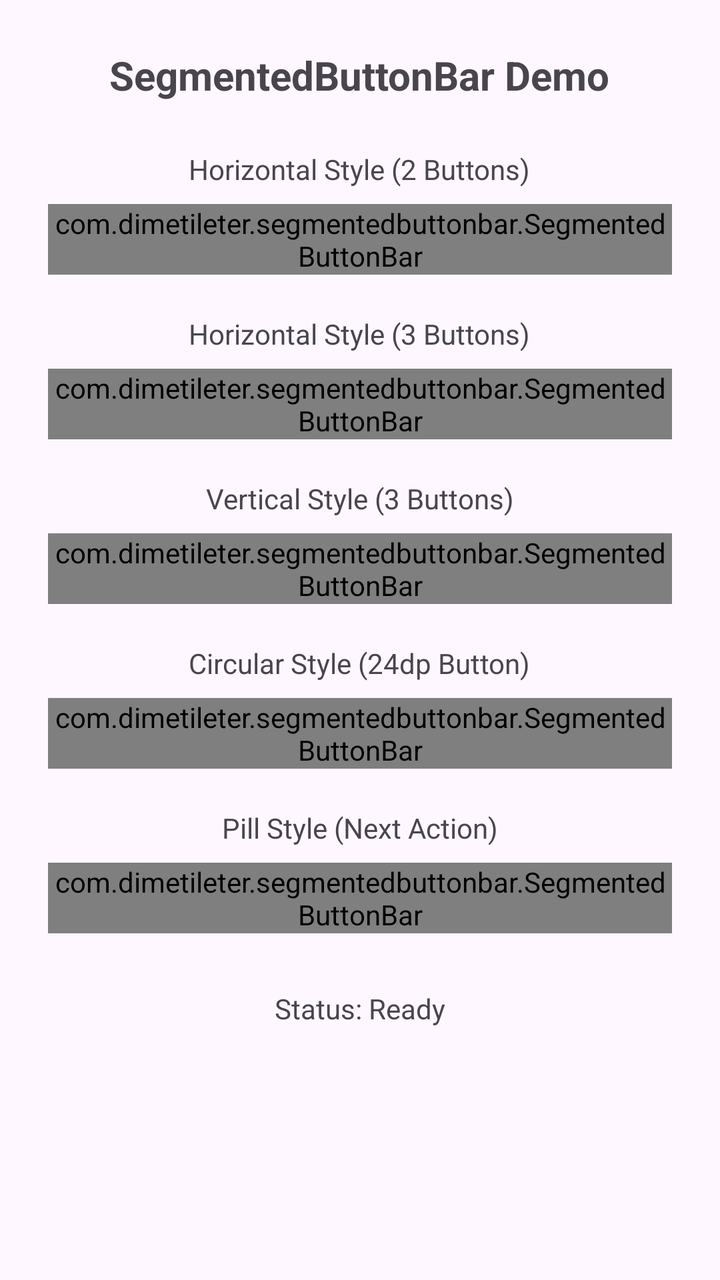
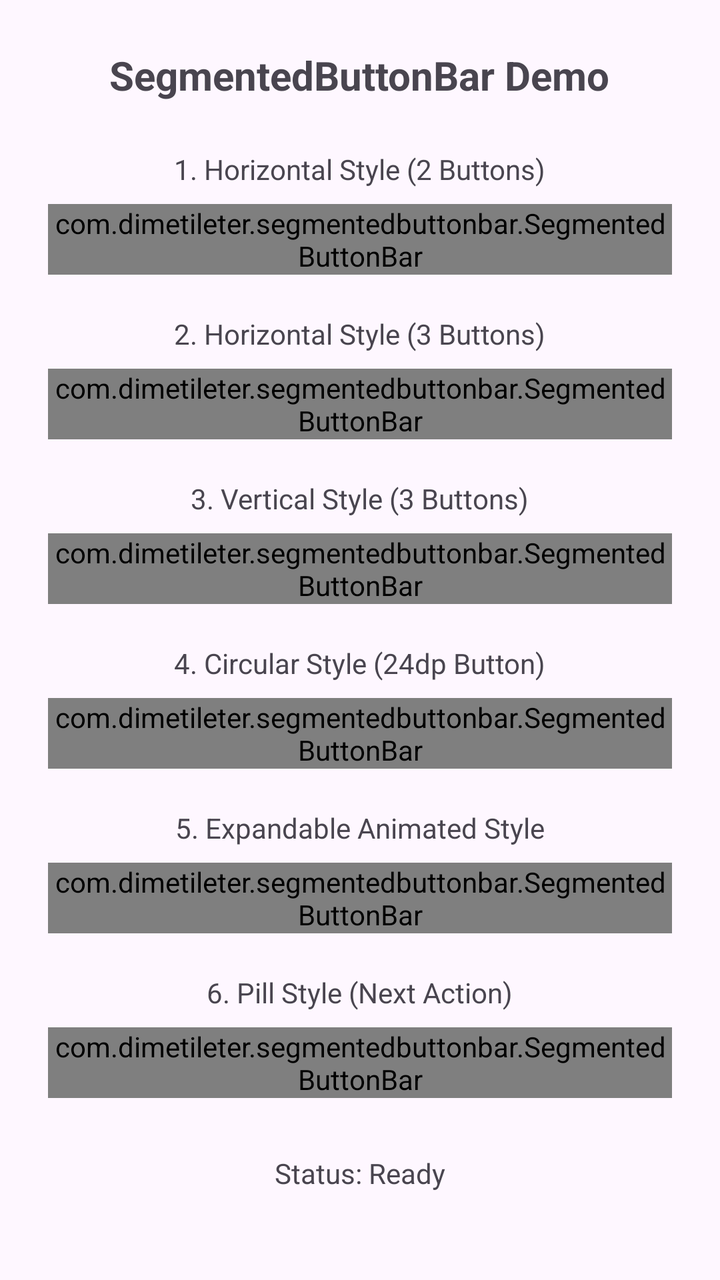

Screens rendered from an Android XML layout before and after an edit, with the pre-edit source and the edit as a unified diff.
<!-- AndroidManifest.xml: application theme Theme.SegmentedButtons -->
<!-- res/layout/activity_main.xml -->
<?xml version="1.0" encoding="utf-8"?>
<ScrollView xmlns:android="http://schemas.android.com/apk/res/android"
    xmlns:app="http://schemas.android.com/apk/res-auto"
    xmlns:tools="http://schemas.android.com/tools"
    android:id="@+id/main"
    android:layout_width="match_parent"
    android:layout_height="match_parent"
    tools:context=".MainActivity">

    <LinearLayout
        android:layout_width="match_parent"
        android:layout_height="wrap_content"
        android:orientation="vertical"
        android:gravity="center_horizontal"
        android:padding="24dp">

        <TextView
            android:layout_width="wrap_content"
            android:layout_height="wrap_content"
            android:text="SegmentedButtonBar Demo"
            android:textSize="20sp"
            android:textStyle="bold"
            android:layout_marginBottom="24dp" />

        
        <TextView
            android:layout_width="wrap_content"
            android:layout_height="wrap_content"
            android:text="Horizontal Style (2 Buttons)"
            android:layout_marginBottom="8dp" />

        <com.dimetileter.segmentedbuttonbar.SegmentedButtonBar
            android:id="@+id/horizontalBar2"
            android:layout_width="match_parent"
            android:layout_height="wrap_content"
            app:sbStyle="horizontal"
            app:sbButtonCount="2"
            app:sbButton1Text="Camera"
            app:sbButton2Text="Gallery"
            android:layout_marginBottom="20dp" />

        
        <TextView
            android:layout_width="wrap_content"
            android:layout_height="wrap_content"
            android:text="Horizontal Style (3 Buttons)"
            android:layout_marginBottom="8dp" />

        <com.dimetileter.segmentedbuttonbar.SegmentedButtonBar
            android:id="@+id/horizontalBar3"
            android:layout_width="match_parent"
            android:layout_height="wrap_content"
            app:sbStyle="horizontal"
            app:sbButtonCount="3"
            app:sbButton1Text="All"
            app:sbButton2Text="Favorites"
            app:sbButton3Text="Archived"
            android:layout_marginBottom="20dp" />

        
        <TextView
            android:layout_width="wrap_content"
            android:layout_height="wrap_content"
            android:text="Vertical Style (3 Buttons)"
            android:layout_marginBottom="8dp" />

        <com.dimetileter.segmentedbuttonbar.SegmentedButtonBar
            android:id="@+id/verticalBar3"
            android:layout_width="wrap_content"
            android:layout_height="wrap_content"
            app:sbStyle="vertical"
            app:sbButtonCount="3"
            android:layout_marginBottom="20dp" />

        
        <TextView
            android:layout_width="wrap_content"
            android:layout_height="wrap_content"
            android:text="Circular Style (24dp Button)"
            android:layout_marginBottom="8dp" />

        <com.dimetileter.segmentedbuttonbar.SegmentedButtonBar
            android:id="@+id/circularBar"
            android:layout_width="wrap_content"
            android:layout_height="wrap_content"
            app:sbStyle="circular"
            android:layout_marginBottom="20dp" />

        
        <TextView
            android:layout_width="wrap_content"
            android:layout_height="wrap_content"
            android:text="Pill Style (Next Action)"
            android:layout_marginBottom="8dp" />

        <com.dimetileter.segmentedbuttonbar.SegmentedButtonBar
            android:id="@+id/pillNextBar"
            android:layout_width="wrap_content"
            android:layout_height="wrap_content"
            app:sbStyle="pill"
            app:sbPillType="next"
            android:layout_marginBottom="20dp" />

        
        <TextView
            android:id="@+id/statusText"
            android:layout_width="wrap_content"
            android:layout_height="wrap_content"
            android:text="Status: Ready"
            android:textSize="14sp"
            android:layout_marginTop="8dp" />
    </LinearLayout>
</ScrollView>
<!-- resources referenced by this layout -->
<resources>
  <style name="Theme.SegmentedButtons" parent="Base.Theme.SegmentedButtons" />
  <style name="Base.Theme.SegmentedButtons" parent="Theme.Material3.DayNight.NoActionBar">
          
          
      </style>
</resources>

<!-- the commit's change to res/layout/activity_main.xml (unified diff, before → after) -->
@@ -26,7 +26,7 @@
         <TextView
             android:layout_width="wrap_content"
             android:layout_height="wrap_content"
-            android:text="Horizontal Style (2 Buttons)"
+            android:text="1. Horizontal Style (2 Buttons)"
             android:layout_marginBottom="8dp" />
 
         <com.dimetileter.segmentedbuttonbar.SegmentedButtonBar
@@ -43,7 +43,7 @@
         <TextView
             android:layout_width="wrap_content"
             android:layout_height="wrap_content"
-            android:text="Horizontal Style (3 Buttons)"
+            android:text="2. Horizontal Style (3 Buttons)"
             android:layout_marginBottom="8dp" />
 
         <com.dimetileter.segmentedbuttonbar.SegmentedButtonBar
@@ -61,7 +61,7 @@
         <TextView
             android:layout_width="wrap_content"
             android:layout_height="wrap_content"
-            android:text="Vertical Style (3 Buttons)"
+            android:text="3. Vertical Style (3 Buttons)"
             android:layout_marginBottom="8dp" />
 
         <com.dimetileter.segmentedbuttonbar.SegmentedButtonBar
@@ -76,7 +76,7 @@
         <TextView
             android:layout_width="wrap_content"
             android:layout_height="wrap_content"
-            android:text="Circular Style (24dp Button)"
+            android:text="4. Circular Style (24dp Button)"
             android:layout_marginBottom="8dp" />
 
         <com.dimetileter.segmentedbuttonbar.SegmentedButtonBar
@@ -90,7 +90,22 @@
         <TextView
             android:layout_width="wrap_content"
             android:layout_height="wrap_content"
-            android:text="Pill Style (Next Action)"
+            android:text="5. Expandable Animated Style"
+            android:layout_marginBottom="8dp" />
+
+        <com.dimetileter.segmentedbuttonbar.SegmentedButtonBar
+            android:id="@+id/expandableBar"
+            android:layout_width="wrap_content"
+            android:layout_height="wrap_content"
+            app:sbStyle="expandable"
+            app:sbButtonCount="3"
+            android:layout_marginBottom="20dp" />
+
+        
+        <TextView
+            android:layout_width="wrap_content"
+            android:layout_height="wrap_content"
+            android:text="6. Pill Style (Next Action)"
             android:layout_marginBottom="8dp" />
 
         <com.dimetileter.segmentedbuttonbar.SegmentedButtonBar
